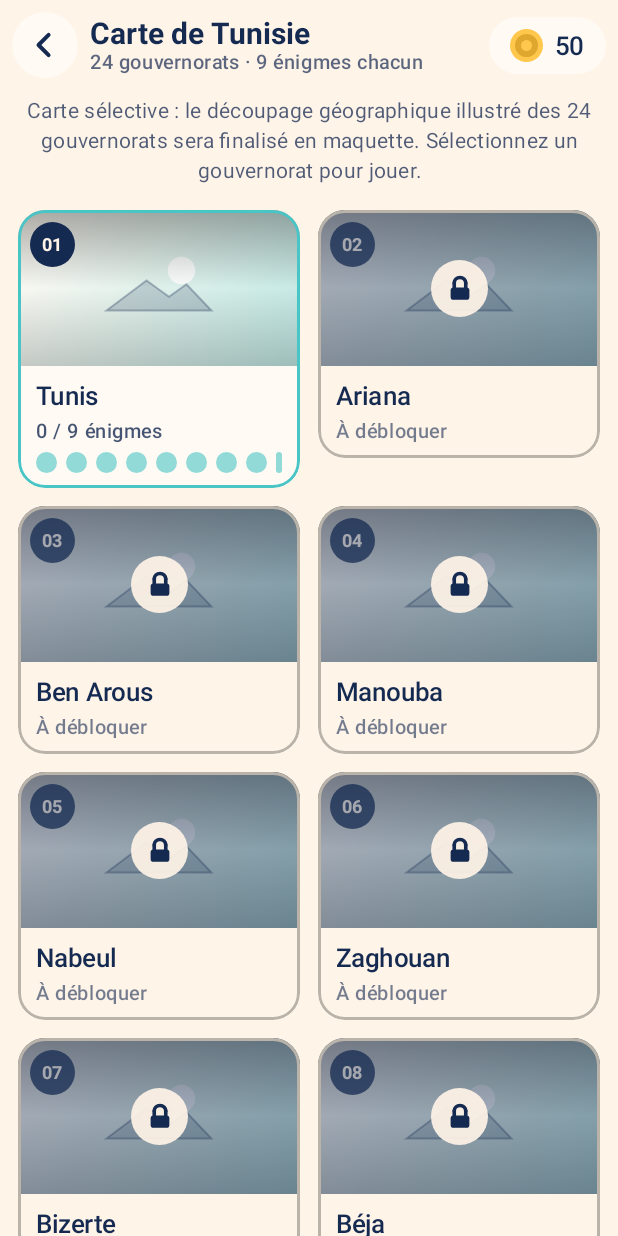
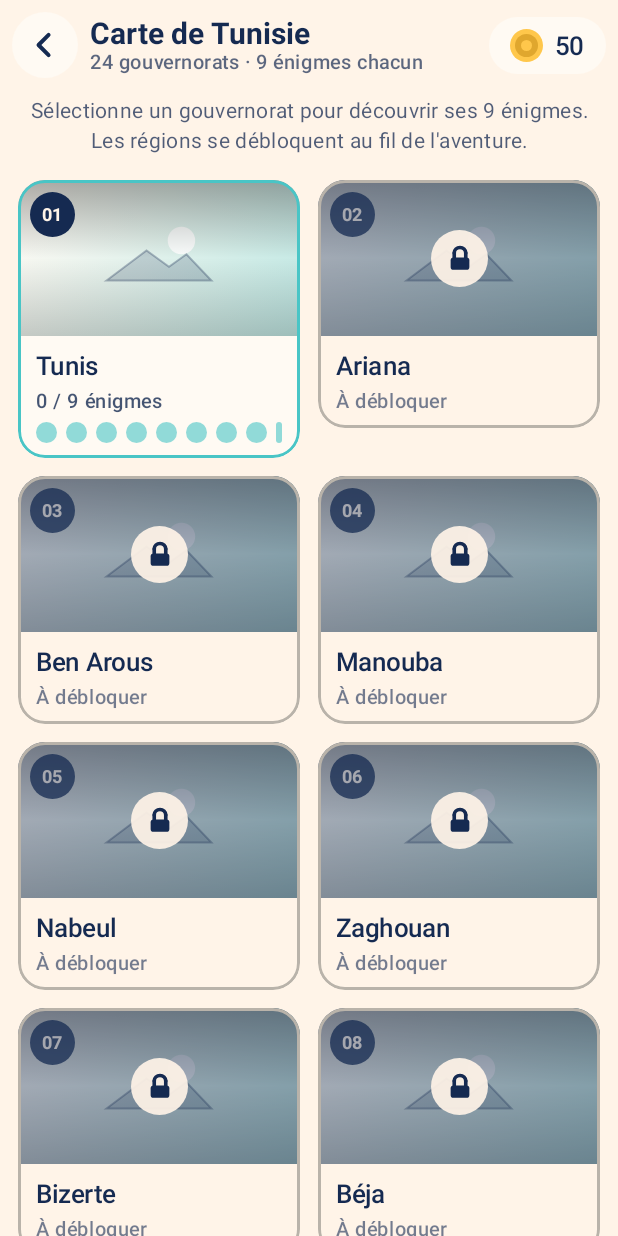
Before and after one commit to sewinx07/kelma-216, an Android app built with Jetpack Compose: the MapScreen screen opened through its navigation route, on a phone screen of 412 x 824 dp. Run offline under Robolectric (Android 15) with nearby library versions, the light colour scheme and no system bars.

Commit message:
Polish map intro copy

```diff
--- a/app/src/main/java/com/example/kelma216/ui/screens/map/MapScreen.kt
+++ b/app/src/main/java/com/example/kelma216/ui/screens/map/MapScreen.kt
@@ -104,10 +104,9 @@ fun MapScreen(
             CoinBadge(coins = gameState.coins)
         }
 
-        // Honest limitation note (presentation page 22 says the detailed map is to be finalised).
         Text(
-            text = "Carte sélective : le découpage géographique illustré des 24 gouvernorats sera " +
-                "finalisé en maquette. Sélectionnez un gouvernorat pour jouer.",
+            text = "Sélectionne un gouvernorat pour découvrir ses 9 énigmes. " +
+                "Les régions se débloquent au fil de l'aventure.",
             style = MaterialTheme.typography.bodyMedium,
             color = MidnightBlue.copy(alpha = 0.75f),
             textAlign = TextAlign.Center,
```
